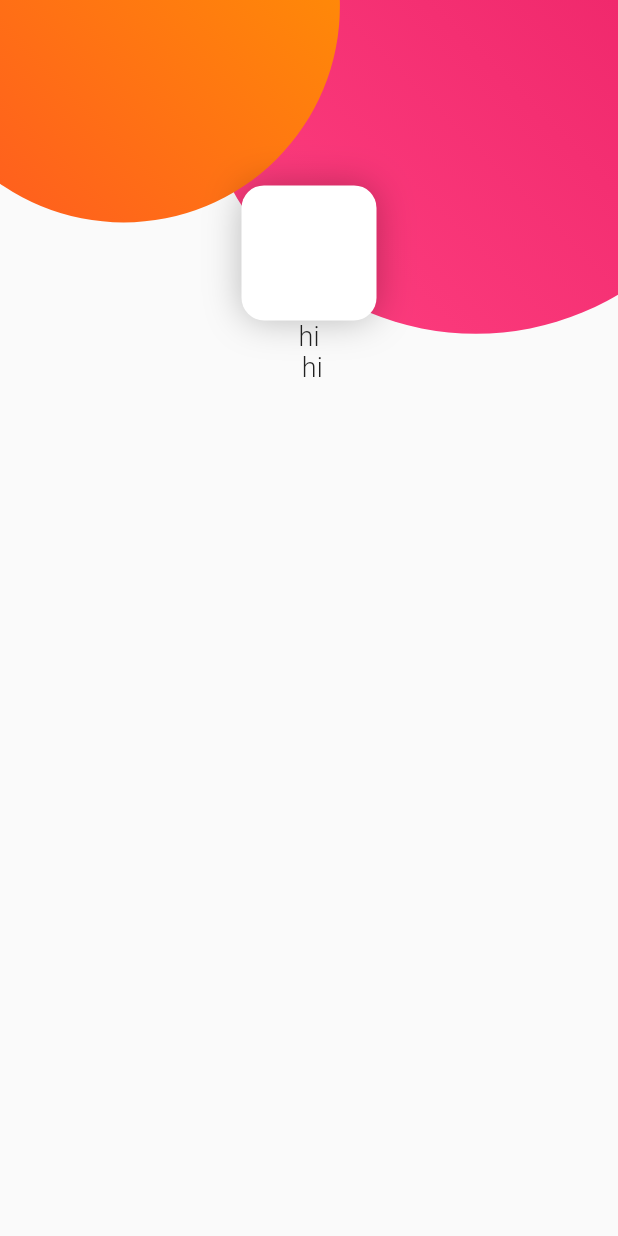
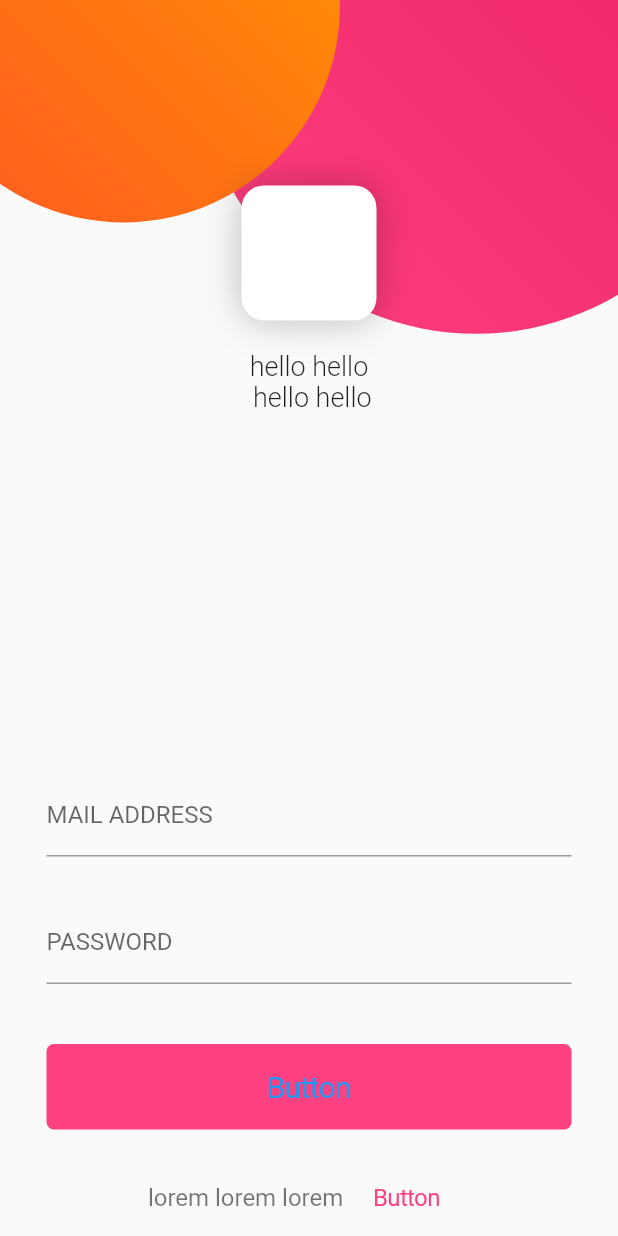
Before and after one commit to goandreus/socket, a Flutter app: the screen it shows after launch, on a phone screen of 412 x 824 dp. Run offline on Flutter 3.47's test engine with Material 2 defaults, Android fonts, the phone set to English and light mode, and no system bars.

Commit message:
spaguetti force :v

```diff
--- a/lib/pages/login.dart
+++ b/lib/pages/login.dart
@@ -2,6 +2,7 @@ import 'package:flutter/material.dart';
 
 import 'package:flutter/cupertino.dart';
 import 'package:socket/widgets/circle.dart';
+import 'package:socket/widgets/input_text..dart';
 
 class LoginPage extends StatefulWidget {
   LoginPage({Key key}) : super(key: key);
@@ -15,7 +16,11 @@ class _LoginPageState extends State<LoginPage> {
   Widget build(BuildContext context) {
     final size = MediaQuery.of(context).size;
     return Scaffold(
-      body: Container(
+      body: GestureDetector(
+        onTap: (){
+          FocusScope.of(context).requestFocus(FocusNode());
+        },
+        child: Container(
           width: size.width,
           height: size.height,
           child: Stack(
@@ -43,29 +48,96 @@ class _LoginPageState extends State<LoginPage> {
                 ),
               ),
               SingleChildScrollView(
-              child: SafeArea(
                 child: Container(
                   width: size.width,
+                  height: size.height,
+                  child: SafeArea(
                     child: Column(
+                      mainAxisAlignment: MainAxisAlignment.spaceBetween,
                       children: [
                         Column(
                           children: <Widget>[
                             Container(
                               width: 90,
                               height: 90,
-                          margin: EdgeInsets.only(top: size.width *0.3),
+                              margin: EdgeInsets.only(top: size.width * 0.3),
                               //color: Colors.white,
                               decoration: BoxDecoration(
                                   color: Colors.white,
                                   borderRadius: BorderRadius.circular(15),
                                   boxShadow: [
                                     BoxShadow(
-                                color: Colors.black26, blurRadius: 20
+                                        color: Colors.black26, blurRadius: 20)
+                                  ]),
+                            ),
+                            SizedBox(
+                              height: 20,
+                            ),
+                            Text(
+                              'hello hello \n hello hello',
+                              textAlign: TextAlign.center,
+                              style: TextStyle(
+                                  fontSize: 18, fontWeight: FontWeight.w300),
                             )
-                            ]
+                          ],
+                        ),
+                        Column(
+                          children: [
+                            ConstrainedBox(
+                              constraints:
+                                  BoxConstraints(maxWidth: 350, minWidth: 350),
+                              child: Column(
+                                children: <Widget>[
+                                  InputText(
+                                    label: "MAIL ADDRESS",
+                                  ),
+                                  SizedBox(
+                                    height: 30,
+                                  ),
+                                  InputText(
+                                    label: "PASSWORD",
+                                  ),
+                                ],
                               ),
                             ),
-                        Text('hi \n hi', textAlign: TextAlign.center,style: TextStyle(fontSize: 18, fontWeight: FontWeight.w300),)
+                            SizedBox(
+                              height: 40,
+                            ),
+                            ConstrainedBox(
+                              constraints:
+                                  BoxConstraints(maxWidth: 350, minWidth: 350),
+                              child: CupertinoButton(
+                                padding: EdgeInsets.symmetric(vertical: 17),
+                                color: Colors.pinkAccent,
+                                borderRadius: BorderRadius.circular(5),
+                                onPressed: () {},
+                                child: Text(
+                                  'Button',
+                                  style: TextStyle(fontSize: 20),
+                                ),
+                              ),
+                            ),
+                            SizedBox(
+                              height: 20,
+                            ),
+                            Row(
+                              mainAxisAlignment: MainAxisAlignment.center,
+                              children: <Widget>[
+                                Text(
+                                  'lorem lorem lorem',
+                                  style: TextStyle(
+                                      fontSize: 16, color: Colors.black54),
+                                ),
+                                CupertinoButton(
+                                  child: Text(
+                                    'Button',
+                                    style: TextStyle(
+                                        fontSize: 16, color: Colors.pinkAccent),
+                                  ),
+                                  onPressed: () {},
+                                ),
+                              ],
+                            ),
                           ],
                         ),
                       ],
@@ -76,6 +148,7 @@ class _LoginPageState extends State<LoginPage> {
             ],
           ),
         ),
+      ),
     );
   }
 }
--- /dev/null
+++ b/lib/widgets/input_text..dart
@@ -0,0 +1,23 @@
+import 'package:flutter/material.dart';
+
+class InputText extends StatefulWidget {
+
+  final String label;
+
+  const InputText({Key key,@required this.label}) : super(key: key);
+
+  @override
+  _InputTextState createState() => _InputTextState();
+}
+
+class _InputTextState extends State<InputText> {
+  @override
+  Widget build(BuildContext context) {
+    return TextFormField(
+      decoration: InputDecoration(
+        labelText: widget.label,
+        contentPadding: EdgeInsets.symmetric(vertical:10)
+      ),
+    );
+  }
+}
```
Lines whose indentation alone changed are shown as unchanged.
